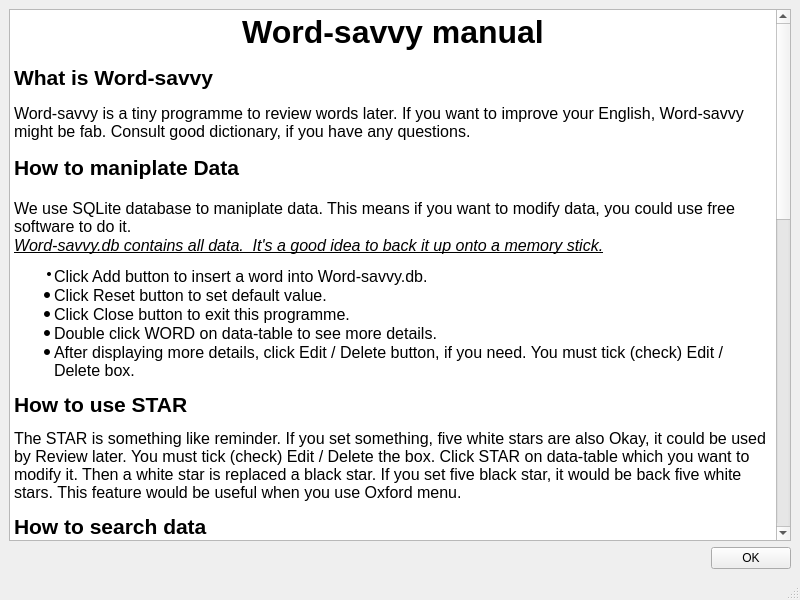
This is manual.ui in m-fujimoto/Word-savvy as Qt 5 draws it before an edit. The edited form follows.
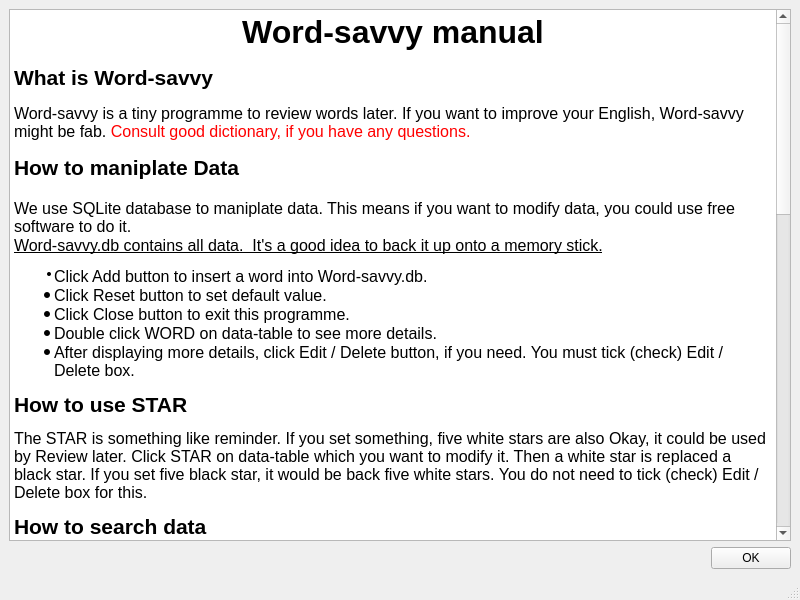
This is the edited form.

The edit to the form file:
```diff
--- a/manual.ui
+++ b/manual.ui
@@ -28,32 +28,33 @@
 &lt;p style=&quot;-qt-paragraph-type:empty; margin-top:0px; margin-bottom:0px; margin-left:0px; margin-right:0px; -qt-block-indent:0; text-indent:0px; font-family:'Sans Serif'; font-weight:600;&quot;&gt;&lt;br /&gt;&lt;/p&gt;
 &lt;p style=&quot; margin-top:0px; margin-bottom:0px; margin-left:0px; margin-right:0px; -qt-block-indent:0; text-indent:0px;&quot;&gt;&lt;span style=&quot; font-family:'Sans Serif'; font-size:16pt; font-weight:600;&quot;&gt;What is Word-savvy&lt;/span&gt;&lt;/p&gt;
 &lt;p style=&quot;-qt-paragraph-type:empty; margin-top:0px; margin-bottom:0px; margin-left:0px; margin-right:0px; -qt-block-indent:0; text-indent:0px; font-family:'Sans Serif';&quot;&gt;&lt;br /&gt;&lt;/p&gt;
-&lt;p style=&quot; margin-top:0px; margin-bottom:0px; margin-left:0px; margin-right:0px; -qt-block-indent:0; text-indent:0px;&quot;&gt;&lt;span style=&quot; font-family:'Sans Serif'; font-size:12pt;&quot;&gt;Word-savvy is a tiny programme to review words later. If you want to improve your English, Word-savvy might be fab. Consult good dictionary, if you have any questions.&lt;/span&gt;&lt;/p&gt;
-&lt;p style=&quot;-qt-paragraph-type:empty; margin-top:0px; margin-bottom:0px; margin-left:0px; margin-right:0px; -qt-block-indent:0; text-indent:0px; font-family:'Sans Serif';&quot;&gt;&lt;br /&gt;&lt;/p&gt;
+&lt;p style=&quot; margin-top:0px; margin-bottom:0px; margin-left:0px; margin-right:0px; -qt-block-indent:0; text-indent:0px;&quot;&gt;&lt;span style=&quot; font-family:'Sans Serif'; font-size:12pt;&quot;&gt;Word-savvy is a tiny programme to review words later. If you want to improve your English, Word-savvy might be fab.&lt;/span&gt;&lt;span style=&quot; font-family:'Sans Serif'; font-size:12pt; color:#ff0000;&quot;&gt; Consult good dictionary, if you have any questions.&lt;/span&gt;&lt;/p&gt;
+&lt;p style=&quot;-qt-paragraph-type:empty; margin-top:0px; margin-bottom:0px; margin-left:0px; margin-right:0px; -qt-block-indent:0; text-indent:0px; font-family:'Sans Serif'; color:#ff0000;&quot;&gt;&lt;br /&gt;&lt;/p&gt;
 &lt;p style=&quot; margin-top:0px; margin-bottom:0px; margin-left:0px; margin-right:0px; -qt-block-indent:0; text-indent:0px;&quot;&gt;&lt;span style=&quot; font-family:'Sans Serif'; font-size:16pt; font-weight:600;&quot;&gt;How to maniplate Data&lt;/span&gt;&lt;/p&gt;
 &lt;p style=&quot;-qt-paragraph-type:empty; margin-top:0px; margin-bottom:0px; margin-left:0px; margin-right:0px; -qt-block-indent:0; text-indent:0px; font-family:'Sans Serif'; font-size:12pt;&quot;&gt;&lt;br /&gt;&lt;/p&gt;
 &lt;p style=&quot; margin-top:0px; margin-bottom:0px; margin-left:0px; margin-right:0px; -qt-block-indent:0; text-indent:0px;&quot;&gt;&lt;span style=&quot; font-family:'Sans Serif'; font-size:12pt;&quot;&gt;We use SQLite database to maniplate data. This means if you want to modify data, you could use free software to do it. &lt;/span&gt;&lt;/p&gt;
-&lt;p style=&quot; margin-top:0px; margin-bottom:0px; margin-left:0px; margin-right:0px; -qt-block-indent:0; text-indent:0px;&quot;&gt;&lt;span style=&quot; font-family:'Sans Serif'; font-size:12pt; font-style:italic; text-decoration: underline;&quot;&gt;Word-savvy.db contains all data.  &lt;/span&gt;&lt;a name=&quot;back_pvg_9&quot;&gt;&lt;/a&gt;&lt;span style=&quot; font-family:'Sans Serif'; font-size:12pt; font-style:italic; text-decoration: underline;&quot;&gt;I&lt;/span&gt;&lt;span style=&quot; font-family:'Sans Serif'; font-size:12pt; font-style:italic; text-decoration: underline;&quot;&gt;t's a good idea to back it up onto a memory stick.&lt;/span&gt;&lt;/p&gt;
+&lt;p style=&quot; margin-top:0px; margin-bottom:0px; margin-left:0px; margin-right:0px; -qt-block-indent:0; text-indent:0px;&quot;&gt;&lt;span style=&quot; font-family:'Sans Serif'; font-size:12pt; text-decoration: underline;&quot;&gt;Word-savvy.db contains all data.  &lt;/span&gt;&lt;a name=&quot;back_pvg_9&quot;&gt;&lt;/a&gt;&lt;span style=&quot; font-family:'Sans Serif'; font-size:12pt; text-decoration: underline;&quot;&gt;I&lt;/span&gt;&lt;span style=&quot; font-family:'Sans Serif'; font-size:12pt; text-decoration: underline;&quot;&gt;t's a good idea to back it up onto a memory stick.&lt;/span&gt;&lt;/p&gt;
 &lt;ul style=&quot;margin-top: 0px; margin-bottom: 0px; margin-left: 0px; margin-right: 0px; -qt-list-indent: 1;&quot;&gt;&lt;li style=&quot; font-family:'Sans Serif';&quot; style=&quot; margin-top:12px; margin-bottom:0px; margin-left:0px; margin-right:0px; -qt-block-indent:0; text-indent:0px;&quot;&gt;&lt;span style=&quot; font-size:12pt;&quot;&gt;Click Add button to insert a word into Word-savvy.db.	&lt;/span&gt;&lt;/li&gt;
 &lt;li style=&quot; font-family:'Sans Serif'; font-size:12pt;&quot; style=&quot; margin-top:0px; margin-bottom:0px; margin-left:0px; margin-right:0px; -qt-block-indent:0; text-indent:0px;&quot;&gt;Click Reset button to set default value.	&lt;/li&gt;
 &lt;li style=&quot; font-family:'Sans Serif'; font-size:12pt;&quot; style=&quot; margin-top:0px; margin-bottom:0px; margin-left:0px; margin-right:0px; -qt-block-indent:0; text-indent:0px;&quot;&gt;Click Close button to exit this programme.	&lt;/li&gt;
 &lt;li style=&quot; font-family:'Sans Serif'; font-size:12pt;&quot; style=&quot; margin-top:0px; margin-bottom:0px; margin-left:0px; margin-right:0px; -qt-block-indent:0; text-indent:0px;&quot;&gt;Double click WORD on data-table to see more details.	&lt;/li&gt;
 &lt;li style=&quot; font-family:'Sans Serif'; font-size:12pt;&quot; style=&quot; margin-top:0px; margin-bottom:12px; margin-left:0px; margin-right:0px; -qt-block-indent:0; text-indent:0px;&quot;&gt;After displaying more details, click Edit / Delete button, if you need. You must tick (check) Edit / Delete box.&lt;/li&gt;&lt;/ul&gt;
 &lt;p style=&quot; margin-top:0px; margin-bottom:12px; margin-left:0px; margin-right:0px; -qt-block-indent:0; text-indent:0px;&quot;&gt;&lt;span style=&quot; font-family:'Sans Serif'; font-size:16pt; font-weight:600;&quot;&gt;How to use STAR&lt;/span&gt;&lt;/p&gt;
-&lt;p style=&quot; margin-top:0px; margin-bottom:12px; margin-left:0px; margin-right:0px; -qt-block-indent:0; text-indent:0px;&quot;&gt;&lt;span style=&quot; font-family:'Sans Serif'; font-size:12pt;&quot;&gt;The STAR is something like reminder. If you set something, five white stars are also Okay, it could be used by Review later. You must tick (check) Edit / Delete the box. Click STAR on data-table which you want to modify it. Then a white star is replaced a black star. If you set five black star, it would be back five white stars. This feature would be useful when you use Oxford menu.&lt;/span&gt;&lt;/p&gt;
+&lt;p style=&quot; margin-top:0px; margin-bottom:12px; margin-left:0px; margin-right:0px; -qt-block-indent:0; text-indent:0px;&quot;&gt;&lt;span style=&quot; font-family:'Sans Serif'; font-size:12pt;&quot;&gt;The STAR is something like reminder. If you set something, five white stars are also Okay, it could be used by Review later. Click STAR on data-table which you want to modify it. Then a white star is replaced a black star. If you set five black star, it would be back five white stars. You do not need to tick (check) Edit / Delete box for this.&lt;/span&gt;&lt;/p&gt;
 &lt;p style=&quot; margin-top:0px; margin-bottom:0px; margin-left:0px; margin-right:0px; -qt-block-indent:0; text-indent:0px;&quot;&gt;&lt;span style=&quot; font-family:'Sans Serif'; font-size:16pt; font-weight:600;&quot;&gt;How to search data&lt;/span&gt;&lt;/p&gt;
 &lt;p style=&quot;-qt-paragraph-type:empty; margin-top:0px; margin-bottom:0px; margin-left:0px; margin-right:0px; -qt-block-indent:0; text-indent:0px; font-family:'Sans Serif'; font-size:12pt;&quot;&gt;&lt;br /&gt;&lt;/p&gt;
 &lt;p style=&quot; margin-top:0px; margin-bottom:0px; margin-left:0px; margin-right:0px; -qt-block-indent:0; text-indent:0px;&quot;&gt;&lt;span style=&quot; font-family:'Sans Serif'; font-size:12pt;&quot;&gt;You must set KEYWORD to do the following .&lt;/span&gt;&lt;/p&gt;
-&lt;ul style=&quot;margin-top: 0px; margin-bottom: 0px; margin-left: 0px; margin-right: 0px; -qt-list-indent: 1;&quot;&gt;&lt;li style=&quot; font-family:'Sans Serif'; font-size:12pt;&quot; style=&quot; margin-top:12px; margin-bottom:0px; margin-left:0px; margin-right:0px; -qt-block-indent:0; text-indent:0px;&quot;&gt;Click Search KEYWORD by WORD button to search WORD containing KEYWORD.	&lt;/li&gt;
-&lt;li style=&quot; font-family:'Sans Serif'; font-size:12pt;&quot; style=&quot; margin-top:0px; margin-bottom:0px; margin-left:0px; margin-right:0px; -qt-block-indent:0; text-indent:0px;&quot;&gt;Click Search KEYWORD by PRONUNCIATION button to search PRONUNCIATION containing KEYWORD .	&lt;/li&gt;
-&lt;li style=&quot; font-family:'Sans Serif'; font-size:12pt;&quot; style=&quot; margin-top:0px; margin-bottom:12px; margin-left:0px; margin-right:0px; -qt-block-indent:0; text-indent:0px;&quot;&gt;Click Search KEYWORD by MEMO button to search MEMO containing KEYWORD.&lt;/li&gt;&lt;/ul&gt;
-&lt;p style=&quot; margin-top:0px; margin-bottom:12px; margin-left:0px; margin-right:0px; -qt-block-indent:0; text-indent:0px;&quot;&gt;&lt;span style=&quot; font-family:'Sans Serif'; font-size:12pt;&quot;&gt;You woud get all lines which containing KEYWORD, something like fooKEYWORD, fooKEYWORDbar, KEYWORDbar. This mean you can not get lines which containing  KEYfooWORD. &lt;/span&gt;&lt;/p&gt;
+&lt;ul style=&quot;margin-top: 0px; margin-bottom: 0px; margin-left: 0px; margin-right: 0px; -qt-list-indent: 1;&quot;&gt;&lt;li style=&quot; font-family:'Sans Serif'; font-size:12pt;&quot; style=&quot; margin-top:12px; margin-bottom:0px; margin-left:0px; margin-right:0px; -qt-block-indent:0; text-indent:0px;&quot;&gt;Click Search KEYWORD by WORD button to search WORD containing KEYWORD.&lt;/li&gt;
+&lt;li style=&quot; font-family:'Sans Serif'; font-size:12pt;&quot; style=&quot; margin-top:0px; margin-bottom:0px; margin-left:0px; margin-right:0px; -qt-block-indent:0; text-indent:0px;&quot;&gt;Click Search KEYWORD by PRONUNCIATION button to search PRONUNCIATION containing KEYWORD .&lt;/li&gt;
+&lt;li style=&quot; font-family:'Sans Serif'; font-size:12pt;&quot; style=&quot; margin-top:0px; margin-bottom:12px; margin-left:0px; margin-right:0px; -qt-block-indent:0; text-indent:0px;&quot;&gt;Click Search KEYWORD by MEMO button to search MEMO containing KEYWORD&lt;/li&gt;&lt;/ul&gt;
+&lt;p style=&quot; margin-top:0px; margin-bottom:12px; margin-left:0px; margin-right:0px; -qt-block-indent:0; text-indent:0px;&quot;&gt;&lt;span style=&quot; font-family:'Sans Serif'; font-size:12pt;&quot;&gt;You woud get all data which containing KEYWORD, such as fooKEYWORD, fooKEYWORDbar, KEYWORDbar. This mean you can not get any data which containing  KEYfooWORD. &lt;/span&gt;&lt;/p&gt;
+&lt;p style=&quot; margin-top:0px; margin-bottom:12px; margin-left:0px; margin-right:0px; -qt-block-indent:0; text-indent:0px;&quot;&gt;&lt;span style=&quot; font-family:'Sans Serif'; font-size:12pt; text-decoration: underline;&quot;&gt;Change Search by CEFR combobox selection when you use Oxford Learner's Word Lists, if it is enabled.&lt;/span&gt;&lt;/p&gt;
 &lt;p style=&quot; margin-top:0px; margin-bottom:12px; margin-left:0px; margin-right:0px; -qt-block-indent:0; text-indent:0px;&quot;&gt;&lt;span style=&quot; font-family:'Sans Serif'; font-size:16pt; font-weight:600;&quot;&gt;Review button&lt;/span&gt;&lt;/p&gt;
-&lt;p style=&quot; margin-top:0px; margin-bottom:12px; margin-left:0px; margin-right:0px; -qt-block-indent:0; text-indent:0px;&quot;&gt;&lt;span style=&quot; font-family:'Sans Serif'; font-size:12pt;&quot;&gt;If you want to search how many stars you set, use Review button. You must set some stars of combobox as KEYWORD, then click Review button. &lt;/span&gt;&lt;/p&gt;
+&lt;p style=&quot; margin-top:0px; margin-bottom:12px; margin-left:0px; margin-right:0px; -qt-block-indent:0; text-indent:0px;&quot;&gt;&lt;span style=&quot; font-family:'Sans Serif'; font-size:12pt;&quot;&gt;If you want to search how many stars you set, use Review button. You must select some stars of combobox as KEYWORD, then click Review button. &lt;/span&gt;&lt;/p&gt;
 &lt;p style=&quot; margin-top:0px; margin-bottom:0px; margin-left:0px; margin-right:0px; -qt-block-indent:0; text-indent:0px;&quot;&gt;&lt;span style=&quot; font-family:'Sans Serif'; font-size:16pt; font-weight:600;&quot;&gt;Oxford Menu&lt;/span&gt;&lt;/p&gt;
 &lt;p style=&quot;-qt-paragraph-type:empty; margin-top:0px; margin-bottom:0px; margin-left:0px; margin-right:0px; -qt-block-indent:0; text-indent:0px; font-family:'Sans Serif'; font-size:12pt; font-weight:600;&quot;&gt;&lt;br /&gt;&lt;/p&gt;
-&lt;p style=&quot; margin-top:0px; margin-bottom:0px; margin-left:0px; margin-right:0px; -qt-block-indent:0; text-indent:0px;&quot;&gt;&lt;span style=&quot; font-family:'Sans Serif'; font-size:12pt;&quot;&gt;If you click on Oxford menubar, you could select a lot of word lists.&lt;/span&gt;&lt;/p&gt;
-&lt;p style=&quot; margin-top:0px; margin-bottom:0px; margin-left:0px; margin-right:0px; -qt-block-indent:0; text-indent:0px;&quot;&gt;&lt;span style=&quot; font-family:'Sans Serif'; font-size:12pt;&quot;&gt;To lean Oxford Learner's Word Lists, your vocabulary would increase effectively. So you could read even BBC Website in future.&lt;/span&gt;&lt;/p&gt;
+&lt;p style=&quot; margin-top:0px; margin-bottom:0px; margin-left:0px; margin-right:0px; -qt-block-indent:0; text-indent:0px;&quot;&gt;&lt;span style=&quot; font-family:'Sans Serif'; font-size:12pt;&quot;&gt;If you click on Oxford menubar, you could select a lot of word lists. Search by CEFR combobox might appear.&lt;/span&gt;&lt;/p&gt;
+&lt;p style=&quot; margin-top:0px; margin-bottom:0px; margin-left:0px; margin-right:0px; -qt-block-indent:0; text-indent:0px;&quot;&gt;&lt;span style=&quot; font-family:'Sans Serif'; font-size:12pt;&quot;&gt;To lean Oxford Learner's Word Lists, your vocabulary would increase effectively. &lt;/span&gt;&lt;/p&gt;
 &lt;p style=&quot;-qt-paragraph-type:empty; margin-top:0px; margin-bottom:0px; margin-left:0px; margin-right:0px; -qt-block-indent:0; text-indent:0px; font-family:'Sans Serif'; font-size:12pt;&quot;&gt;&lt;br /&gt;&lt;/p&gt;
 &lt;p style=&quot; margin-top:0px; margin-bottom:0px; margin-left:0px; margin-right:0px; -qt-block-indent:0; text-indent:0px;&quot;&gt;&lt;span style=&quot; font-family:'Sans Serif'; font-size:16pt; font-weight:600;&quot;&gt;What is the CEFR?&lt;/span&gt;&lt;/p&gt;
 &lt;ul style=&quot;margin-top: 0px; margin-bottom: 0px; margin-left: 0px; margin-right: 0px; -qt-list-indent: 1;&quot;&gt;&lt;li style=&quot; font-family:'Sans Serif';&quot; style=&quot; margin-top:12px; margin-bottom:0px; margin-left:0px; margin-right:0px; -qt-block-indent:0; text-indent:0px;&quot;&gt;&lt;span style=&quot; font-size:12pt;&quot;&gt;A1 and A2 indicate elementary and pre-intermediate levels of ability.    &lt;/span&gt;&lt;/li&gt;
@@ -70,7 +71,7 @@
 &lt;p style=&quot;-qt-paragraph-type:empty; margin-top:0px; margin-bottom:0px; margin-left:0px; margin-right:0px; -qt-block-indent:0; text-indent:0px; font-family:'Sans Serif';&quot;&gt;&lt;br /&gt;&lt;/p&gt;
 &lt;p style=&quot; margin-top:0px; margin-bottom:0px; margin-left:0px; margin-right:0px; -qt-block-indent:0; text-indent:0px;&quot;&gt;&lt;span style=&quot; font-family:'Sans Serif'; font-size:16pt; font-weight:600;&quot;&gt;Japanese Menu&lt;/span&gt;&lt;/p&gt;
 &lt;p style=&quot;-qt-paragraph-type:empty; margin-top:0px; margin-bottom:0px; margin-left:0px; margin-right:0px; -qt-block-indent:0; text-indent:0px; font-family:'Sans Serif'; font-size:12pt;&quot;&gt;&lt;br /&gt;&lt;/p&gt;
-&lt;p style=&quot; margin-top:0px; margin-bottom:0px; margin-left:0px; margin-right:0px; -qt-block-indent:0; text-indent:0px;&quot;&gt;&lt;span style=&quot; font-family:'Sans Serif'; font-size:12pt;&quot;&gt;If you want to know how Japanese means, use Japanese-language dictionary. If you want to know how you write Kanji,use mojinavi.&lt;/span&gt;&lt;/p&gt;
+&lt;p style=&quot; margin-top:0px; margin-bottom:0px; margin-left:0px; margin-right:0px; -qt-block-indent:0; text-indent:0px;&quot;&gt;&lt;span style=&quot; font-family:'Sans Serif'; font-size:12pt;&quot;&gt;If you want to know how Japanese means, use Japanese-language dictionary. If you want to know how to write Kanji,use mojinavi.&lt;/span&gt;&lt;/p&gt;
 &lt;p style=&quot;-qt-paragraph-type:empty; margin-top:0px; margin-bottom:0px; margin-left:0px; margin-right:0px; -qt-block-indent:0; text-indent:0px; font-family:'Sans Serif'; font-size:12pt;&quot;&gt;&lt;br /&gt;&lt;/p&gt;&lt;/body&gt;&lt;/html&gt;</string>
         </property>
        </widget>
```
